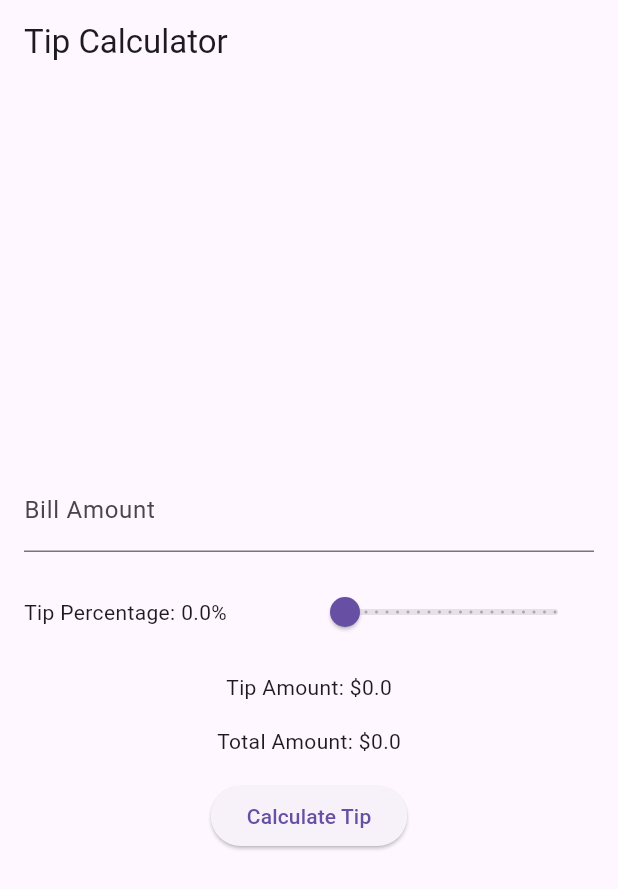
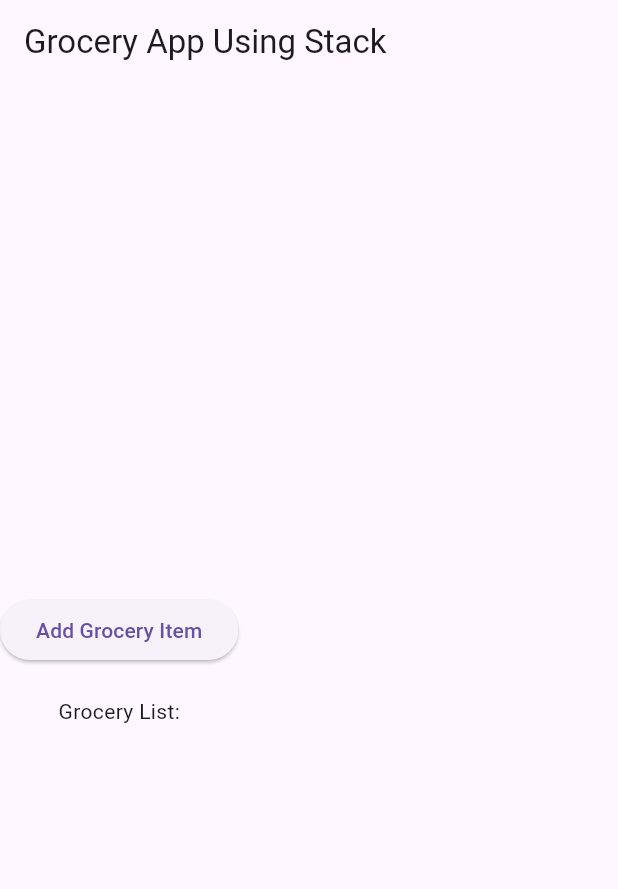
Before and after one commit to BabarShamsi-mset/The-Flutter-Way, a Flutter app: the screen it shows after launch, on a phone screen of 412 x 824 dp. Shown: the top 889 px of the screen. Run offline on Flutter 3.47's test engine with Material 3 defaults, Android fonts, the phone set to English and light mode, and no system bars; our stand-ins replace stacked.

Commit message:
* List tile added using stack

```diff
--- /dev/null
+++ b/lib/ViewModels/grocery_view_model.dart
@@ -0,0 +1,15 @@
+
+
+import 'package:my_flutter_calculator/models/grocery_model.dart';
+import 'package:stacked/stacked.dart';
+
+class GroceryViewModel extends BaseViewModel {
+  List<GroceryModel> _groceryList = [];
+
+  List<GroceryModel> get groceryList => _groceryList;
+
+  void addGroceryItem(GroceryModel model) {
+    _groceryList.add(model);
+    notifyListeners();
+  }
+}
--- a/lib/main.dart
+++ b/lib/main.dart
@@ -1,91 +1,23 @@
 import 'package:flutter/material.dart';
+import 'package:my_flutter_calculator/ViewModels/grocery_view_model.dart';
+import 'package:my_flutter_calculator/models/grocery_model.dart';
+import 'package:my_flutter_calculator/views/grocery_view.dart';
+import 'package:stacked/stacked.dart';
 
 void main() {
-  runApp(TipCalculatorApp());
+  runApp(GroceryApp());
 }
 
-class TipCalculatorApp extends StatelessWidget {
+class GroceryApp extends StatelessWidget {
   @override
   Widget build(BuildContext context) {
-    return MaterialApp(
-      title: 'Tip Calculator',
-      theme: ThemeData(primarySwatch: Colors.red),
-      home: TipCalculator(),
-    );
-  }
-}
-
-class TipCalculator extends StatefulWidget {
-  @override
-  _TipCalculatorState createState() => _TipCalculatorState();
-}
-
-class _TipCalculatorState extends State<TipCalculator> {
-  double billAmount = 0.0;
-  double tipPercentage = 0;
-  double tipAmount = 0.0;
-  double totalAmount = 0.0;
-
-  void calculateTip() {
-    setState(() {
-      tipAmount = billAmount * (tipPercentage / 100);
-      totalAmount = billAmount + tipAmount;
-    });
+   return MaterialApp(
+     title: 'Grocery App',
+     theme: ThemeData(
+       primarySwatch: Colors.blue,
+     ),
+     home: GroceryView(),
+   );
   }
 
-  @override
-  Widget build(BuildContext context) {
-    return Scaffold(
-      appBar: AppBar(
-        title: Text('Tip Calculator'),
-      ),
-      body: Padding(
-        padding: const EdgeInsets.all(16.0),
-        child: Column(
-          mainAxisAlignment: MainAxisAlignment.center,
-          children: <Widget>[
-            TextField(
-              keyboardType: TextInputType.number,
-              decoration: InputDecoration(
-                labelText: 'Bill Amount',
-              ),
-              onChanged: (value) {
-                setState(() {
-                  billAmount = double.parse(value);
-                });
-              },
-            ),
-            SizedBox(height: 16.0),
-            Row(
-              mainAxisAlignment: MainAxisAlignment.spaceBetween,
-              children: <Widget>[
-                Text('Tip Percentage: $tipPercentage%'),
-                Slider(
-                  value: tipPercentage.toDouble(),
-                  min: 0,
-                  max: 20,
-                  divisions: 20,
-                  onChanged: (value) {
-                    setState(() {
-                      tipPercentage = value.round().toDouble();
-                    });
-                    calculateTip();
-                  },
-                ),
-              ],
-            ),
-            SizedBox(height: 16.0),
-            Text('Tip Amount: \$${tipAmount.toStringAsFixed(1)}'),
-            SizedBox(height: 16.0),
-            Text('Total Amount: \$${totalAmount.toStringAsFixed(1)}'),
-            SizedBox(height: 16.0),
-            ElevatedButton(
-              onPressed: calculateTip,
-              child: Text('Calculate Tip'),
-            ),
-          ],
-        ),
-      ),
-    );
-  }
 }
--- /dev/null
+++ b/lib/models/grocery_model.dart
@@ -0,0 +1,8 @@
+
+
+class GroceryModel {
+  final double price;
+  final String name;
+
+  GroceryModel({required this.name, required this.price});
+}
--- /dev/null
+++ b/lib/views/grocery_view.dart
@@ -0,0 +1,32 @@
+
+import 'package:flutter/cupertino.dart';
+import 'package:flutter/material.dart';
+import 'package:stacked/stacked.dart';
+
+import '../ViewModels/grocery_view_model.dart';
+import '../models/grocery_model.dart';
+
+class GroceryView extends StatelessWidget {
+  @override
+  Widget build(BuildContext context) {
+    return ViewModelBuilder<GroceryViewModel>.reactive(viewModelBuilder: () => GroceryViewModel(),
+        builder: (context, model, child) => Scaffold(
+          appBar: AppBar(title: Text('Grocery App Using Stack')),
+          body: Column(
+            mainAxisAlignment: MainAxisAlignment.center,
+            children: [
+              ElevatedButton(onPressed: () {
+                model.addGroceryItem(GroceryModel(name: "Apple", price: 2.0));
+              }, child: Text('Add Grocery Item'),),
+              SizedBox(height: 20),
+              Text('Grocery List:'),
+              for(var item in model.groceryList)
+                ListTile(
+                  title: Text(item.name),
+                  subtitle: Text('\$${item.price}'),
+                )
+            ],
+          ),
+        ));
+  }
+}
--- a/pubspec.yaml
+++ b/pubspec.yaml
@@ -28,6 +28,8 @@ environment:
 # the latest version available on pub.dev. To see which dependencies have newer
 # versions available, run `flutter pub outdated`.
 dependencies:
+  stacked: ^3.4.2
+  stacked_services: ^0.9.7
   flutter:
     sdk: flutter
 
```
Also changed, not shown: pubspec.lock.
